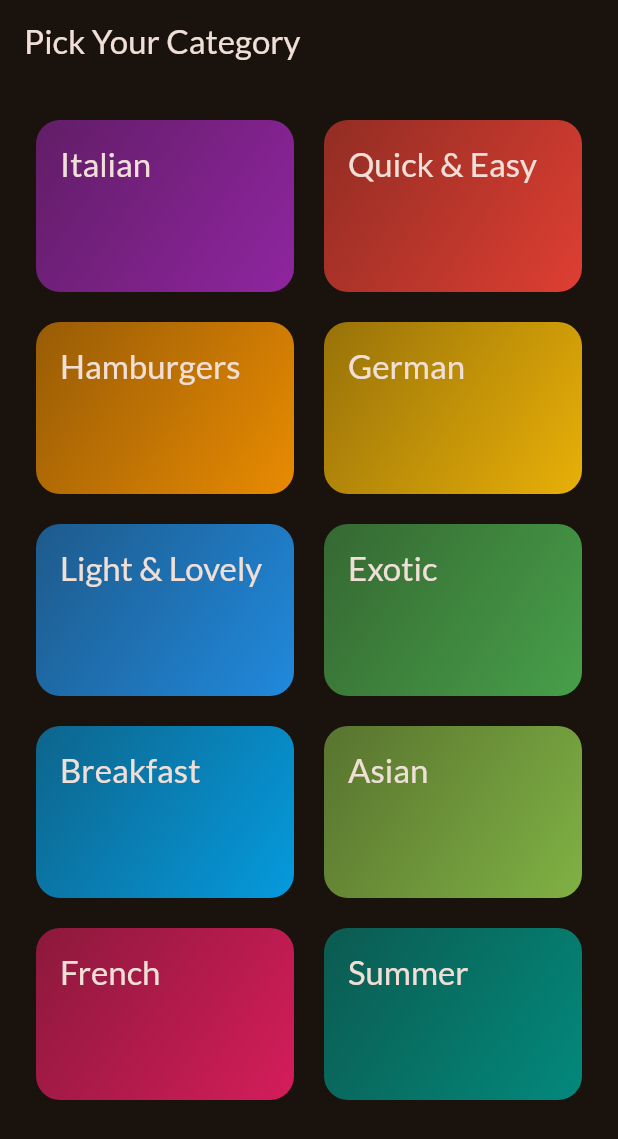
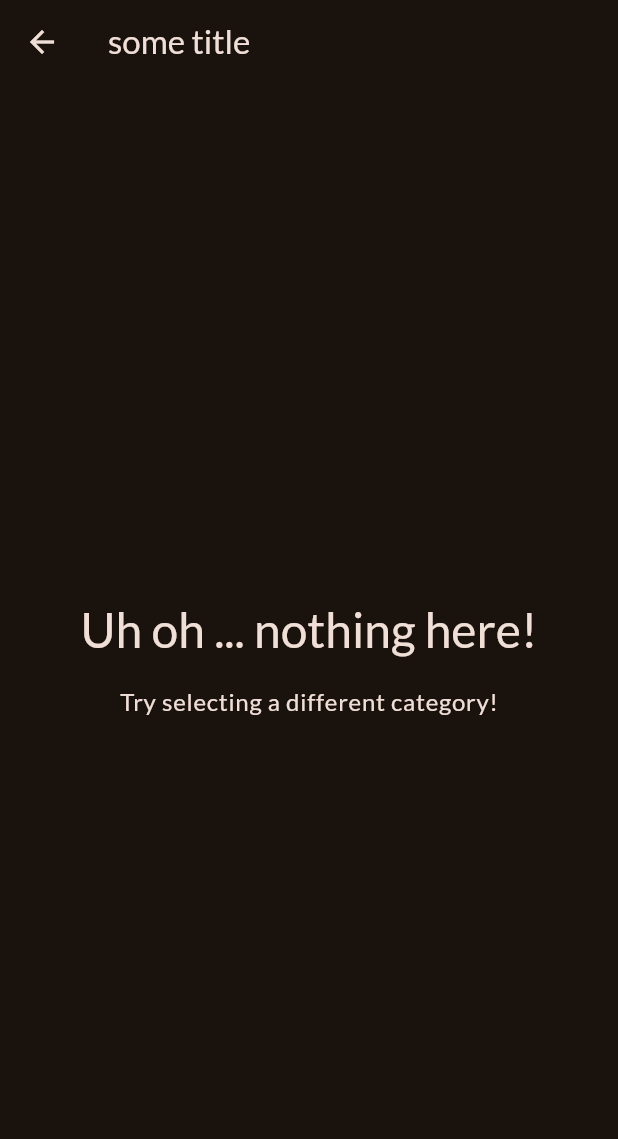
Before and after one commit to Veng-Eang/meals, a Flutter app: the screen it shows after launch, after a tap on "Italian", on a phone screen of 412 x 824 dp. Shown: the top 1139 px of the screen. Run offline on Flutter 3.47's test engine with Material 3 defaults, Android fonts, the phone set to English and light mode, and no system bars; our stand-ins replace google_fonts.

Commit message:
add function onSelectCategory

```diff
--- a/lib/main.dart
+++ b/lib/main.dart
@@ -12,10 +12,12 @@
 );
 
 void main() {
-  runApp(MyApp());
+  runApp(const MyApp());
 }
 
 class MyApp extends StatelessWidget {
+  const MyApp({super.key});
+
   @override
   Widget build(BuildContext context) {
     return MaterialApp(
--- a/lib/screens/categories_screen.dart
+++ b/lib/screens/categories_screen.dart
@@ -1,9 +1,22 @@
 import 'package:flutter/material.dart';
 import 'package:meals/data/dummy_data.dart';
+import 'package:meals/screens/meals.dart';
 import 'package:meals/widgets/categories_item.dart';
 
 class CategoriesScreen extends StatelessWidget {
   const CategoriesScreen({super.key});
+
+  void _selectCategory(BuildContext context) {
+    Navigator.of(context).push(
+      MaterialPageRoute(
+        builder: (ctx) => MealsScreen(
+          title: 'some title',
+          meals: [],
+        ),
+      ),
+    );
+  }
+
   @override
   Widget build(BuildContext context) {
     return Scaffold(
@@ -20,7 +33,12 @@
           ),
           children: [
             for (final category in availableCategories)
-              CategoryItem(category: category)
+              CategoryItem(
+                category: category,
+                onSelectCategory: () {
+                  _selectCategory(context);
+                },
+              )
           ]),
     );
   }
--- /dev/null
+++ b/lib/screens/meals.dart
@@ -0,0 +1,50 @@
+import 'package:flutter/material.dart';
+import 'package:meals/models/meal.dart';
+
+class MealsScreen extends StatelessWidget {
+  const MealsScreen({
+    super.key,
+    required this.title,
+    required this.meals,
+  });
+
+  final String title;
+  final List<Meal> meals;
+  @override
+  Widget build(BuildContext context) {
+    Widget content = Center(
+      child: Column(
+        mainAxisSize: MainAxisSize.min,
+        children: [
+          Text(
+            'Uh oh ... nothing here!',
+            style: Theme.of(context).textTheme.headlineLarge!.copyWith(
+                  color: Theme.of(context).colorScheme.onBackground,
+                ),
+          ),
+          const SizedBox(height: 16),
+          Text(
+            'Try selecting a different category!',
+            style: Theme.of(context).textTheme.bodyLarge!.copyWith(
+                  color: Theme.of(context).colorScheme.onBackground,
+                ),
+          ),
+        ],
+      ),
+    );
+    if (meals.isNotEmpty) {
+      content = ListView.builder(
+        itemCount: meals.length,
+        itemBuilder: (ctx, index) => Text(
+          meals[index].title,
+        ),
+      );
+    }
+    return Scaffold(
+      appBar: AppBar(
+        title: Text(title),
+      ),
+      body: content,
+    );
+  }
+}
--- a/lib/widgets/categories_item.dart
+++ b/lib/widgets/categories_item.dart
@@ -2,12 +2,14 @@
 import 'package:meals/models/Category.dart';
 
 class CategoryItem extends StatelessWidget {
-  const CategoryItem({super.key, required this.category});
+  const CategoryItem(
+      {super.key, required this.category, required this.onSelectCategory});
   final Category category;
+  final void Function() onSelectCategory;
   @override
   Widget build(BuildContext context) {
     return InkWell(
-      onTap: () {},
+      onTap: onSelectCategory,
       splashColor: Theme.of(context).primaryColor,
       // splashColor: Colors.amber,
       borderRadius: BorderRadius.circular(16),
```
